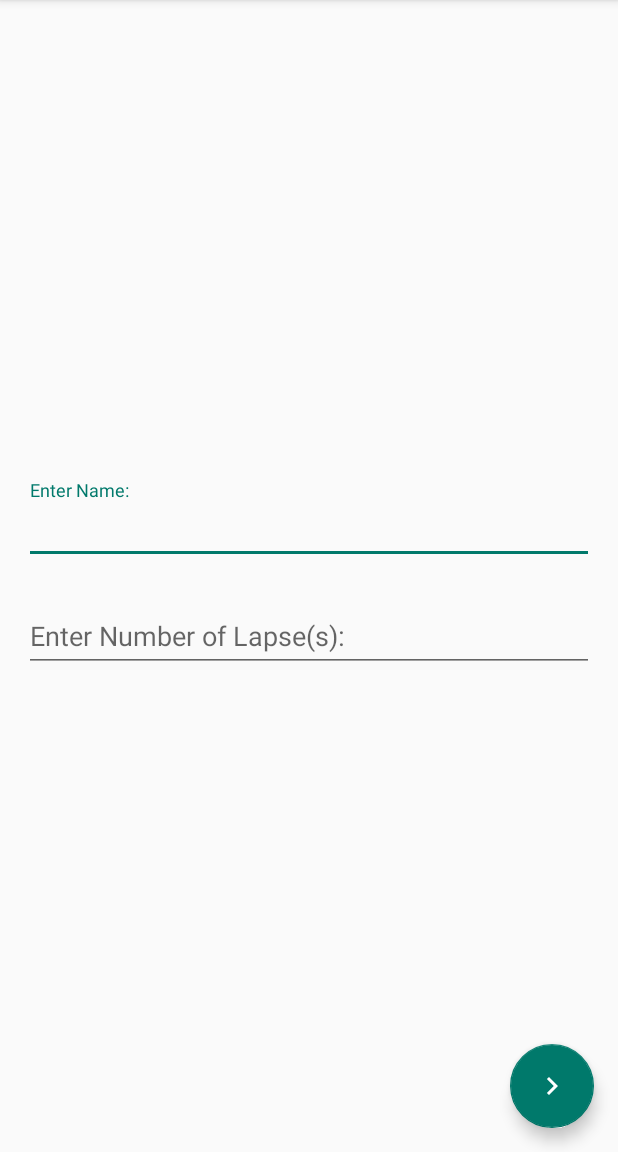
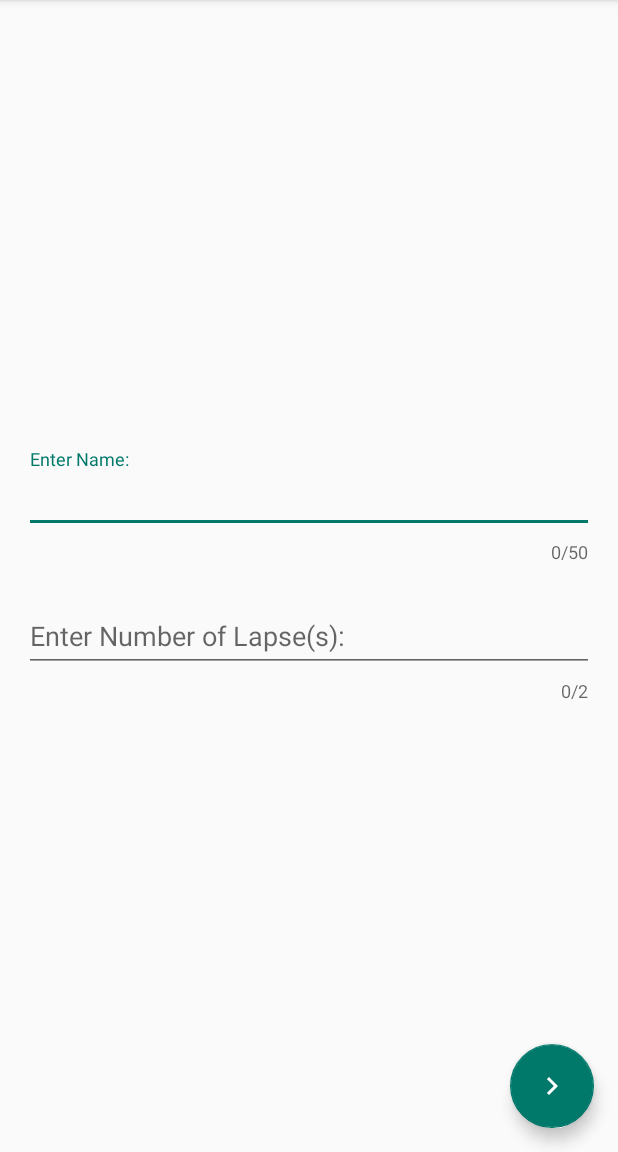
Before and after one commit to huzaima/Timer, an Android app: the SetNameFragment screen opened directly, with no data from a screen before it, on a phone screen of 412 x 824 dp, the part 84-1236 px from its top. Run offline under Robolectric (Android 15) with nearby library versions, the phone set to English and light mode, and no system bars; our stand-ins replace ButterKnife; libraries missing offline, so code that uses them is left out: io.realm; 1 statement that could not run was skipped.

Commit message:
character count will be shown when creating new timer

```diff
--- a/app/src/main/java/co/magency/huzaima/timer/BroadcastReceiver/AlarmReceiver.java
+++ b/app/src/main/java/co/magency/huzaima/timer/BroadcastReceiver/AlarmReceiver.java
@@ -53,7 +53,7 @@ public class AlarmReceiver extends BroadcastReceiver {
         android.support.v4.app.NotificationCompat.Builder builder = new NotificationCompat.Builder(context)
                 .setContentTitle("Timer: " + intent.getStringExtra(AppUtility.TIMER_NAME))
                 .setContentText("Lapse " + intent.getIntExtra(AppUtility.TIMER_LAPSE, 0) + " completed")
-                .setSmallIcon(R.drawable.timerclock2)
+                .setSmallIcon(R.drawable.timerclock)
                 .setSound(uri);
 
         manager.cancel(11111111);
--- a/app/src/main/res/layout/activity_welcome_screen_1.xml
+++ b/app/src/main/res/layout/activity_welcome_screen_1.xml
@@ -14,7 +14,7 @@
         <ImageView
             android:layout_width="@dimen/img_width_height"
             android:layout_height="@dimen/img_width_height"
-            android:src="@drawable/timerclock2" />
+            android:src="@drawable/timerclock" />
 
         <TextView
             android:fontFamily="sans-serif-thin"
--- a/app/src/main/res/layout/activity_welcome_screen_2.xml
+++ b/app/src/main/res/layout/activity_welcome_screen_2.xml
@@ -14,7 +14,7 @@
         <ImageView
             android:layout_width="@dimen/img_width_height"
             android:layout_height="@dimen/img_width_height"
-            android:src="@drawable/timerclock2" />
+            android:src="@drawable/timerclock" />
 
         <TextView
             android:layout_width="wrap_content"
--- a/app/src/main/res/layout/activity_welcome_screen_3.xml
+++ b/app/src/main/res/layout/activity_welcome_screen_3.xml
@@ -14,7 +14,7 @@
         <ImageView
             android:layout_width="@dimen/img_width_height"
             android:layout_height="@dimen/img_width_height"
-            android:src="@drawable/timerclock2" />
+            android:src="@drawable/timerclock" />
 
         <TextView
             android:layout_width="wrap_content"
--- a/app/src/main/res/layout/activity_welcome_screen_4.xml
+++ b/app/src/main/res/layout/activity_welcome_screen_4.xml
@@ -14,7 +14,7 @@
         <ImageView
             android:layout_width="@dimen/img_width_height"
             android:layout_height="@dimen/img_width_height"
-            android:src="@drawable/timerclock2" />
+            android:src="@drawable/timerclock" />
 
         <TextView
             android:layout_width="wrap_content"
--- a/app/src/main/res/layout/fragment_set_name.xml
+++ b/app/src/main/res/layout/fragment_set_name.xml
@@ -1,4 +1,5 @@
 <LinearLayout xmlns:android="http://schemas.android.com/apk/res/android"
+    xmlns:app="http://schemas.android.com/apk/res-auto"
     android:layout_width="match_parent"
     android:layout_height="match_parent"
     android:gravity="center"
@@ -10,7 +11,9 @@
         android:layout_centerInParent="true"
         android:layout_marginBottom="8dp"
         android:layout_marginLeft="@dimen/activity_horizontal_margin"
-        android:layout_marginRight="@dimen/activity_horizontal_margin">
+        android:layout_marginRight="@dimen/activity_horizontal_margin"
+        app:counterEnabled="true"
+        app:counterMaxLength="50">
 
         <android.support.design.widget.TextInputEditText
             android:id="@+id/timer_name"
@@ -27,7 +30,9 @@
         android:layout_height="wrap_content"
         android:layout_marginLeft="@dimen/activity_horizontal_margin"
         android:layout_marginRight="@dimen/activity_horizontal_margin"
-        android:layout_marginTop="8dp">
+        android:layout_marginTop="8dp"
+        app:counterEnabled="true"
+        app:counterMaxLength="2">
 
         <android.support.design.widget.TextInputEditText
             android:id="@+id/no_of_lapses"
```
Also changed, not shown: app/src/main/res/drawable/timerclock.png, app/src/main/res/drawable/timerclock2.png (deleted).
